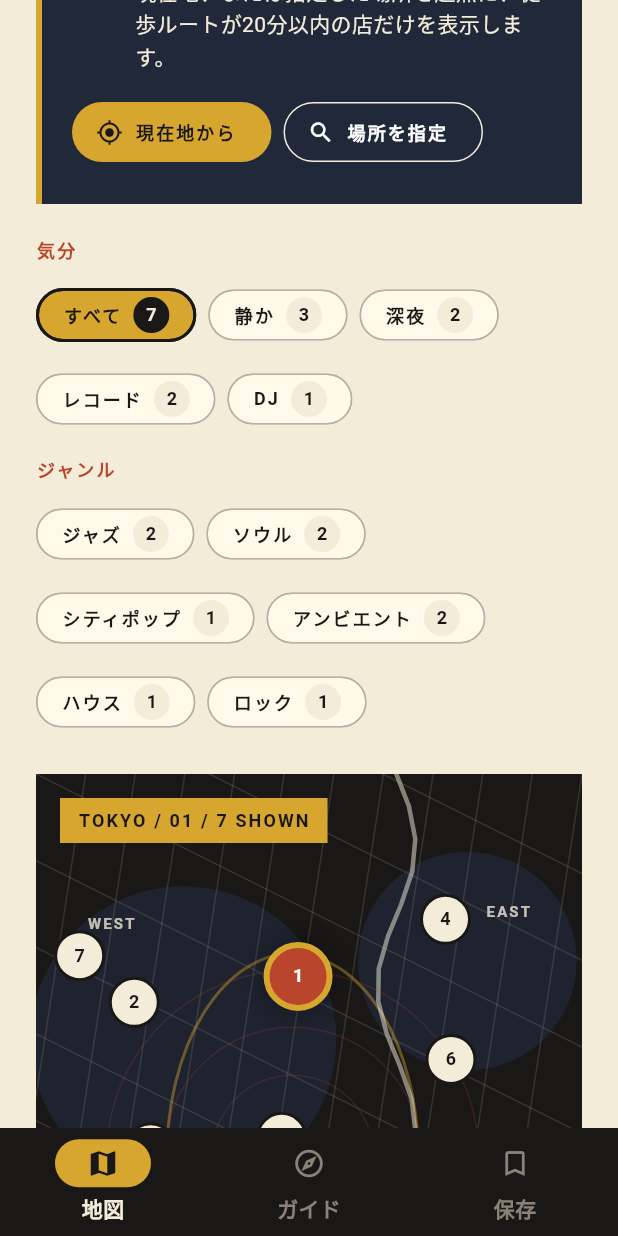
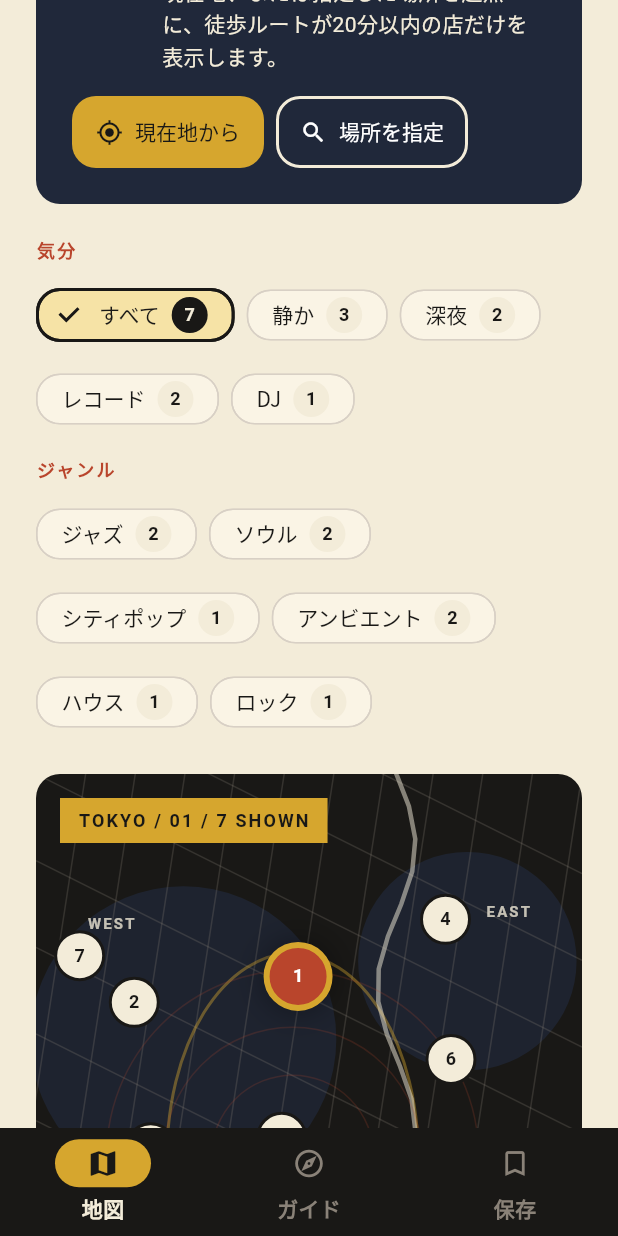
Before and after one commit to Tsutou/side-b, a Flutter app: the screen it shows after launch, scrolled down 576 dp, on a phone screen of 412 x 824 dp. Run offline on Flutter 3.47's test engine with Material 3 defaults, Android fonts, the phone set to English and light mode, and no system bars; our stand-ins replace shared_preferences.

Commit message:
Refine interface with Material 3 theming

```diff
--- a/lib/core/design/side_b_theme.dart
+++ b/lib/core/design/side_b_theme.dart
@@ -16,11 +16,21 @@ abstract final class SideBTheme {
       onSecondary: SideBColors.white,
       secondaryContainer: const Color(0xFFDDE1EA),
       onSecondaryContainer: SideBColors.ink,
+      tertiary: SideBColors.albumYellow,
+      onTertiary: SideBColors.ink,
+      tertiaryContainer: const Color(0xFFF6E3A6),
+      onTertiaryContainer: SideBColors.ink,
       surface: SideBColors.ivory,
       onSurface: SideBColors.ink,
+      onSurfaceVariant: SideBColors.inkSoft,
+      surfaceContainerLowest: SideBColors.paper,
+      surfaceContainerLow: const Color(0xFFFAF4E5),
       surfaceContainer: SideBColors.paper,
+      surfaceContainerHigh: const Color(0xFFEDE4D3),
+      surfaceContainerHighest: const Color(0xFFE2D7C4),
       outline: SideBColors.line,
       outlineVariant: const Color(0xFFD8D0C5),
+      surfaceTint: SideBColors.vermilion,
     );
     final base = ThemeData(
       useMaterial3: true,
@@ -86,8 +96,41 @@ abstract final class SideBTheme {
       appBarTheme: const AppBarTheme(
         backgroundColor: SideBColors.ink,
         foregroundColor: SideBColors.ivory,
-        surfaceTintColor: Colors.transparent,
+        surfaceTintColor: SideBColors.vermilion,
         centerTitle: false,
+      ),
+      cardTheme: CardThemeData(
+        color: colorScheme.surfaceContainerLow,
+        surfaceTintColor: colorScheme.surfaceTint,
+        elevation: 0,
+        margin: EdgeInsets.zero,
+        clipBehavior: Clip.antiAlias,
+        shape: RoundedRectangleBorder(
+          borderRadius: BorderRadius.circular(SideBRadii.large),
+          side: BorderSide(color: colorScheme.outlineVariant),
+        ),
+      ),
+      dialogTheme: DialogThemeData(
+        backgroundColor: colorScheme.surfaceContainerHigh,
+        surfaceTintColor: colorScheme.surfaceTint,
+        elevation: 6,
+        iconColor: colorScheme.primary,
+        shape: RoundedRectangleBorder(
+          borderRadius: BorderRadius.circular(SideBRadii.extraLarge),
+        ),
+        titleTextStyle: base.textTheme.headlineSmall?.copyWith(
+          color: colorScheme.onSurface,
+          fontWeight: FontWeight.w600,
+        ),
+        contentTextStyle: base.textTheme.bodyLarge?.copyWith(
+          color: colorScheme.onSurfaceVariant,
+        ),
+        actionsPadding: const EdgeInsets.fromLTRB(
+          SideBSpacing.lg,
+          0,
+          SideBSpacing.lg,
+          SideBSpacing.md,
+        ),
       ),
       navigationBarTheme: NavigationBarThemeData(
         height: SideBSizes.bottomNavHeight,
@@ -122,21 +165,21 @@ abstract final class SideBTheme {
           foregroundColor: WidgetStateProperty.resolveWith(
             (states) =>
                 states.contains(WidgetState.selected)
-                    ? SideBColors.ivory
+                    ? colorScheme.onPrimaryContainer
                     : SideBColors.inkSoft,
           ),
           backgroundColor: WidgetStateProperty.resolveWith(
             (states) =>
                 states.contains(WidgetState.selected)
-                    ? SideBColors.vermilion
-                    : Colors.transparent,
+                    ? colorScheme.primaryContainer
+                    : colorScheme.surfaceContainerLow,
           ),
-          side: const WidgetStatePropertyAll(
-            BorderSide(color: SideBColors.line),
+          side: WidgetStatePropertyAll(
+            BorderSide(color: colorScheme.outlineVariant),
           ),
           shape: WidgetStatePropertyAll(
             RoundedRectangleBorder(
-              borderRadius: BorderRadius.circular(SideBRadii.medium),
+              borderRadius: BorderRadius.circular(SideBRadii.large),
             ),
           ),
           textStyle: WidgetStatePropertyAll(base.textTheme.labelLarge),
@@ -149,6 +192,91 @@ abstract final class SideBTheme {
           ),
         ),
       ),
+      filledButtonTheme: FilledButtonThemeData(
+        style: ButtonStyle(
+          minimumSize: const WidgetStatePropertyAll(
+            Size(0, SideBSizes.tapTarget),
+          ),
+          padding: const WidgetStatePropertyAll(
+            EdgeInsets.symmetric(
+              horizontal: SideBSpacing.lg,
+              vertical: SideBSpacing.sm,
+            ),
+          ),
+          shape: WidgetStatePropertyAll(
+            RoundedRectangleBorder(
+              borderRadius: BorderRadius.circular(SideBRadii.large),
+            ),
+          ),
+          textStyle: WidgetStatePropertyAll(base.textTheme.labelLarge),
+          animationDuration: SideBMotion.quick,
+        ),
+      ),
+      outlinedButtonTheme: OutlinedButtonThemeData(
+        style: ButtonStyle(
+          minimumSize: const WidgetStatePropertyAll(
+            Size(0, SideBSizes.tapTarget),
+          ),
+          padding: const WidgetStatePropertyAll(
+            EdgeInsets.symmetric(
+              horizontal: SideBSpacing.lg,
+              vertical: SideBSpacing.sm,
+            ),
+          ),
+          side: WidgetStatePropertyAll(BorderSide(color: colorScheme.outline)),
+          shape: WidgetStatePropertyAll(
+            RoundedRectangleBorder(
+              borderRadius: BorderRadius.circular(SideBRadii.large),
+            ),
+          ),
+          textStyle: WidgetStatePropertyAll(base.textTheme.labelLarge),
+          animationDuration: SideBMotion.quick,
+        ),
+      ),
+      textButtonTheme: TextButtonThemeData(
+        style: ButtonStyle(
+          minimumSize: const WidgetStatePropertyAll(
+            Size(SideBSizes.tapTarget, SideBSizes.tapTarget),
+          ),
+          shape: WidgetStatePropertyAll(
+            RoundedRectangleBorder(
+              borderRadius: BorderRadius.circular(SideBRadii.large),
+            ),
+          ),
+          textStyle: WidgetStatePropertyAll(base.textTheme.labelLarge),
+        ),
+      ),
+      chipTheme: ChipThemeData(
+        backgroundColor: colorScheme.surfaceContainerLow,
+        selectedColor: colorScheme.tertiaryContainer,
+        checkmarkColor: colorScheme.onTertiaryContainer,
+        showCheckmark: true,
+        side: BorderSide(color: colorScheme.outlineVariant),
+        shape: RoundedRectangleBorder(
+          borderRadius: BorderRadius.circular(SideBRadii.large),
+        ),
+        padding: const EdgeInsets.symmetric(
+          horizontal: SideBSpacing.xs,
+          vertical: SideBSpacing.xxs,
+        ),
+        labelStyle: base.textTheme.labelLarge?.copyWith(
+          color: colorScheme.onSurface,
+        ),
+        secondaryLabelStyle: base.textTheme.labelLarge?.copyWith(
+          color: colorScheme.onTertiaryContainer,
+        ),
+        pressElevation: 0,
+      ),
+      snackBarTheme: SnackBarThemeData(
+        behavior: SnackBarBehavior.floating,
+        backgroundColor: colorScheme.inverseSurface,
+        contentTextStyle: base.textTheme.bodyMedium?.copyWith(
+          color: colorScheme.onInverseSurface,
+        ),
+        shape: RoundedRectangleBorder(
+          borderRadius: BorderRadius.circular(SideBRadii.medium),
+        ),
+      ),
       focusColor: SideBColors.vermilion.withValues(alpha: .15),
     );
   }
--- a/lib/core/design/tokens.dart
+++ b/lib/core/design/tokens.dart
@@ -29,6 +29,8 @@ abstract final class SideBSpacing {
 abstract final class SideBRadii {
   static const small = 2.0;
   static const medium = 8.0;
+  static const large = 16.0;
+  static const extraLarge = 28.0;
   static const round = 999.0;
 }
 
--- a/lib/features/map/presentation/map_screen.dart
+++ b/lib/features/map/presentation/map_screen.dart
@@ -242,15 +242,11 @@ class _WalkingScopePanel extends StatelessWidget {
     return Semantics(
       container: true,
       label: copy.t('walkingRangeLabel'),
-      child: DecoratedBox(
-        decoration: const BoxDecoration(
+      child: Card(
         color: SideBColors.midnight,
-          border: Border(
-            left: BorderSide(
-              color: SideBColors.albumYellow,
-              width: SideBBorders.strong * 2,
-            ),
-          ),
+        surfaceTintColor: SideBColors.vermilion,
+        shape: RoundedRectangleBorder(
+          borderRadius: BorderRadius.circular(SideBRadii.large),
         ),
         child: Padding(
           padding: const EdgeInsets.all(SideBSpacing.lg),
@@ -260,10 +256,18 @@ class _WalkingScopePanel extends StatelessWidget {
               final heading = Row(
                 crossAxisAlignment: CrossAxisAlignment.start,
                 children: [
-                  const Icon(
+                  Container(
+                    width: SideBSizes.tapTarget,
+                    height: SideBSizes.tapTarget,
+                    decoration: const BoxDecoration(
+                      color: SideBColors.albumYellow,
+                      shape: BoxShape.circle,
+                    ),
+                    child: const Icon(
                       Icons.directions_walk,
-                    color: SideBColors.albumYellow,
-                    size: 30,
+                      color: SideBColors.ink,
+                      size: 26,
+                    ),
                   ),
                   const SizedBox(width: SideBSpacing.sm),
                   Expanded(
@@ -298,6 +302,9 @@ class _WalkingScopePanel extends StatelessWidget {
                     style: FilledButton.styleFrom(
                       backgroundColor: SideBColors.albumYellow,
                       foregroundColor: SideBColors.ink,
+                      padding: const EdgeInsets.symmetric(
+                        horizontal: SideBSpacing.md,
+                      ),
                     ),
                   ),
                   OutlinedButton.icon(
@@ -307,7 +314,13 @@ class _WalkingScopePanel extends StatelessWidget {
                     label: Text(copy.t('walkingChoose')),
                     style: OutlinedButton.styleFrom(
                       foregroundColor: SideBColors.white,
-                      side: const BorderSide(color: SideBColors.ivory),
+                      padding: const EdgeInsets.symmetric(
+                        horizontal: SideBSpacing.md,
+                      ),
+                      side: const BorderSide(
+                        color: SideBColors.ivory,
+                        width: SideBBorders.strong,
+                      ),
                     ),
                   ),
                 ],
@@ -520,17 +533,12 @@ class _FilterBubble extends StatelessWidget {
   Widget build(BuildContext context) => FilterChip(
     selected: selected,
     onSelected: onSelected,
-    showCheckmark: false,
-    selectedColor: SideBColors.albumYellow,
-    backgroundColor: SideBColors.paper,
     side: BorderSide(
-      color: selected ? SideBColors.ink : SideBColors.line,
+      color:
+          selected
+              ? Theme.of(context).colorScheme.onTertiaryContainer
+              : Theme.of(context).colorScheme.outlineVariant,
       width: selected ? 2 : 1,
-    ),
-    shape: const StadiumBorder(),
-    padding: const EdgeInsets.symmetric(
-      horizontal: SideBSpacing.xs,
-      vertical: SideBSpacing.xxs,
     ),
     label: Row(
       mainAxisSize: MainAxisSize.min,
@@ -555,7 +563,6 @@ class _FilterBubble extends StatelessWidget {
         ),
       ],
     ),
-    labelStyle: Theme.of(context).textTheme.labelLarge,
   );
 }
 
@@ -745,7 +752,9 @@ class _MapPreview extends StatelessWidget {
   final ValueChanged<int> onSelected;
 
   @override
-  Widget build(BuildContext context) => Container(
+  Widget build(BuildContext context) => ClipRRect(
+    borderRadius: BorderRadius.circular(SideBRadii.large),
+    child: ColoredBox(
       color: SideBColors.ink,
       child: LayoutBuilder(
         builder: (context, constraints) {
@@ -755,8 +764,7 @@ class _MapPreview extends StatelessWidget {
           final markerHeight = constraints.maxHeight - (compact ? 174 : 0);
           final selectedVenue =
               visibleIndices.isEmpty ? null : mockVenues[selectedIndex];
-        return ClipRect(
-          child: Stack(
+          return Stack(
             children: [
               const Positioned.fill(
                 child: CustomPaint(painter: _TokyoLinesPainter()),
@@ -882,9 +890,9 @@ class _MapPreview extends StatelessWidget {
                   ),
                 ),
             ],
-          ),
           );
         },
+      ),
     ),
   );
 }
--- a/lib/features/venues/presentation/venue_detail_screen.dart
+++ b/lib/features/venues/presentation/venue_detail_screen.dart
@@ -189,32 +189,33 @@ class VenueDetailScreen extends StatelessWidget {
                             minimumSize: const Size.fromHeight(
                               SideBSizes.tapTarget,
                             ),
-                            backgroundColor: SideBColors.midnight,
-                            foregroundColor: SideBColors.ivory,
-                            textStyle: Theme.of(context).textTheme.labelLarge,
                           ),
                         ),
                         const SizedBox(height: SideBSpacing.xxl),
-                        Container(
-                          color: SideBColors.ink,
+                        Card(
+                          color:
+                              Theme.of(context).colorScheme.secondaryContainer,
+                          child: Padding(
                             padding: const EdgeInsets.all(SideBSpacing.lg),
                             child: Row(
                               crossAxisAlignment: CrossAxisAlignment.start,
                               children: [
-                              const Icon(
+                                Icon(
                                   Icons.info_outline,
-                                color: SideBColors.vermilion,
+                                  color:
+                                      Theme.of(context).colorScheme.secondary,
                                   size: 22,
                                 ),
                                 const SizedBox(width: SideBSpacing.sm),
                                 Expanded(
                                   child: Text(
                                     copy.t('venueDataNote'),
-                                  style: Theme.of(context).textTheme.bodyMedium
-                                      ?.copyWith(color: SideBColors.ivory),
+                                    style:
+                                        Theme.of(context).textTheme.bodyMedium,
                                   ),
                                 ),
                               ],
+                            ),
                           ),
                         ),
                       ],
@@ -264,13 +265,5 @@ class _Signal extends StatelessWidget {
   final String label;
 
   @override
-  Widget build(BuildContext context) => Chip(
-    label: Text(label),
-    backgroundColor: Colors.transparent,
-    side: const BorderSide(color: SideBColors.ink),
-    shape: RoundedRectangleBorder(
-      borderRadius: BorderRadius.circular(SideBRadii.small),
-    ),
-    labelStyle: Theme.of(context).textTheme.labelLarge,
-  );
+  Widget build(BuildContext context) => Chip(label: Text(label));
 }
```
Also changed, not shown: 2 other files. Lines whose indentation alone changed are shown as unchanged.
